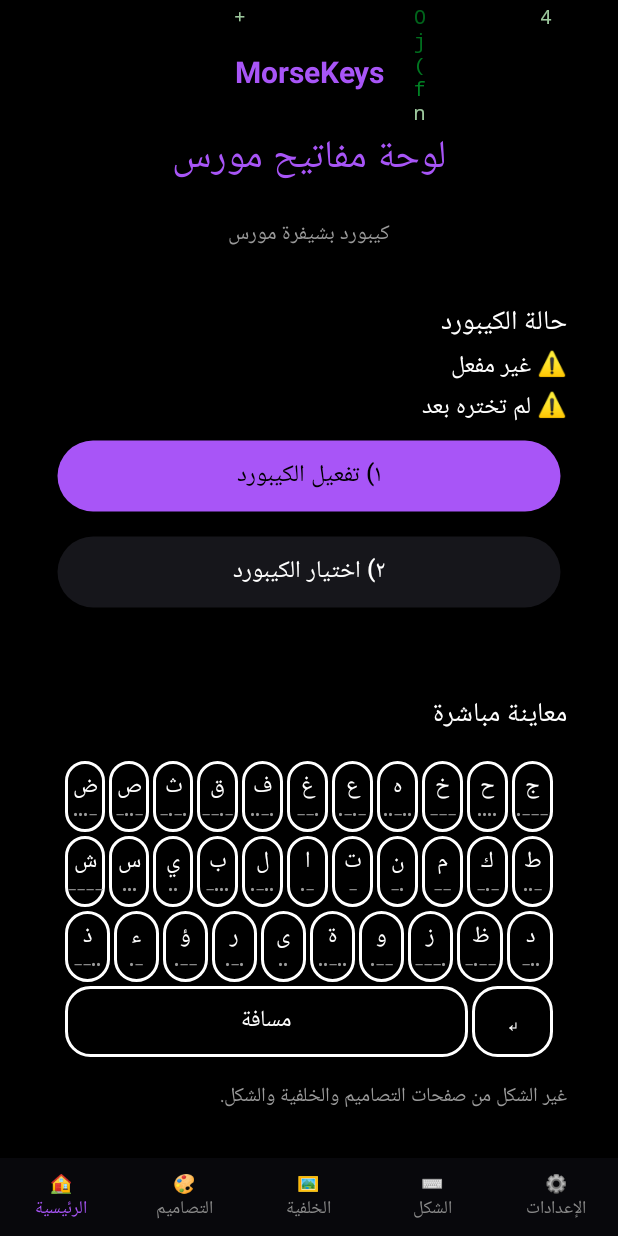
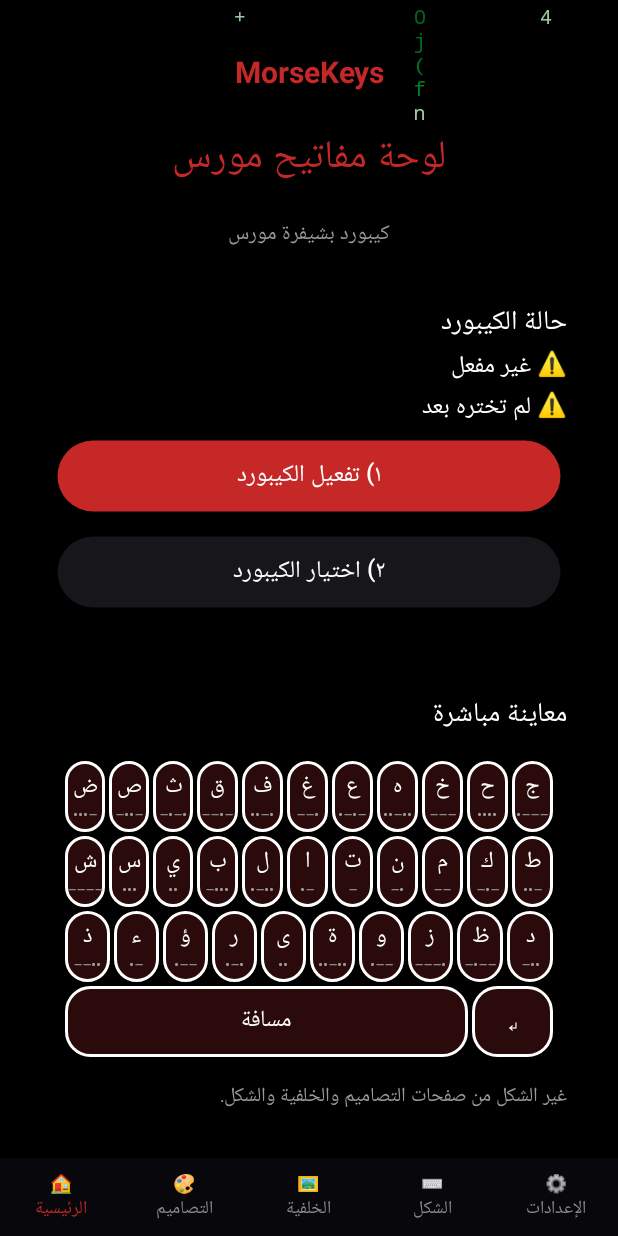
Before and after one commit to lnaxscale-a11y/MorseKeys, an Android app: the screen it shows after launch (MainActivity), on a phone screen of 412 x 824 dp. Run offline under Robolectric (Android 15) with nearby library versions, the phone set to English and light mode, and no system bars.

Commit message:
dark themes

```diff
--- a/app/src/main/java/com/morsekeys/MainActivity.java
+++ b/app/src/main/java/com/morsekeys/MainActivity.java
@@ -14,7 +14,7 @@ import android.view.inputmethod.*;
 import android.widget.*;
 
 public class MainActivity extends Activity {
-    static final String[] NAMES = {"bnfsjy", ">xDr", ">zrq", ">Hmr", "*hby"};
+    static final String[] NAMES = {">Hmr gAmq", ">xDr gAmq", "fDy gAmq", ">swd gAmq"};
     static final String[] BGN = {">swd", "kHly", ">xDr gAmq", "rmAdy", "bny"};
     int cur = 0;
     boolean encrypt = true, arabic = true;
@@ -78,7 +78,7 @@ public class MainActivity extends Activity {
     }
 
     Button btn(String t, boolean filled) {
-        return btn(t, filled ? acc() : 0xCC1C1C22, acc(), filled ? Color.BLACK : Color.WHITE);
+        return btn(t, filled ? acc() : 0xCC1C1C22, acc(), Color.WHITE);
     }
 
     EditText edit(String hint, int lines) {
@@ -220,7 +220,7 @@ public class MainActivity extends Activity {
         for (int i = 0; i < NAMES.length; i++) {
             final int idx = i;
             String mark = Theme.theme(this) == i ? "\u2713 " : "";
-            Button b = btn(mark + ar(NAMES[i]), Theme.ACCENT[i], 0x00000000, Color.BLACK);
+            Button b = btn(mark + ar(NAMES[i]), Theme.ACCENT[i], 0x00000000, Color.WHITE);
             b.setOnClickListener(v -> { sp.edit().putInt("theme", idx).apply(); render(); });
             c.addView(b);
         }
--- a/app/src/main/java/com/morsekeys/Theme.java
+++ b/app/src/main/java/com/morsekeys/Theme.java
@@ -5,15 +5,15 @@ import android.content.SharedPreferences;
 import android.graphics.drawable.GradientDrawable;
 
 public class Theme {
-    public static final int[] ACCENT = {0xFFA855F7, 0xFF2ECC71, 0xFF3B82F6, 0xFFEF4444, 0xFFF59E0B};
-    public static final int[] KEYFILL = {0xFF000000, 0xFF0D2B1F, 0xFF0B1B33, 0xFF2B0D0D, 0xFF2B2010};
+    public static final int[] ACCENT = {0xFFC62828, 0xFF2E9B4E, 0xFF9EA3A8, 0xFF6B6B6B};
+    public static final int[] KEYFILL = {0xFF2A0A0A, 0xFF08200F, 0xFF1C1D1F, 0xFF000000};
     public static final int[] BG = {0xFF000000, 0xFF050A1A, 0xFF03140C, 0xFF1A1A1A, 0xFF1A110A};
 
     static SharedPreferences p(Context c) {
         return c.getSharedPreferences("morse", Context.MODE_PRIVATE);
     }
 
-    public static int theme(Context c) { return p(c).getInt("theme", 0); }
+    public static int theme(Context c) { return Math.min(p(c).getInt("theme", 0), ACCENT.length - 1); }
     public static int bg(Context c) { return p(c).getInt("bg", 0); }
     public static int radius(Context c) { return p(c).getInt("radius", 24); }
     public static int height(Context c) { return p(c).getInt("height", 50); }
```
